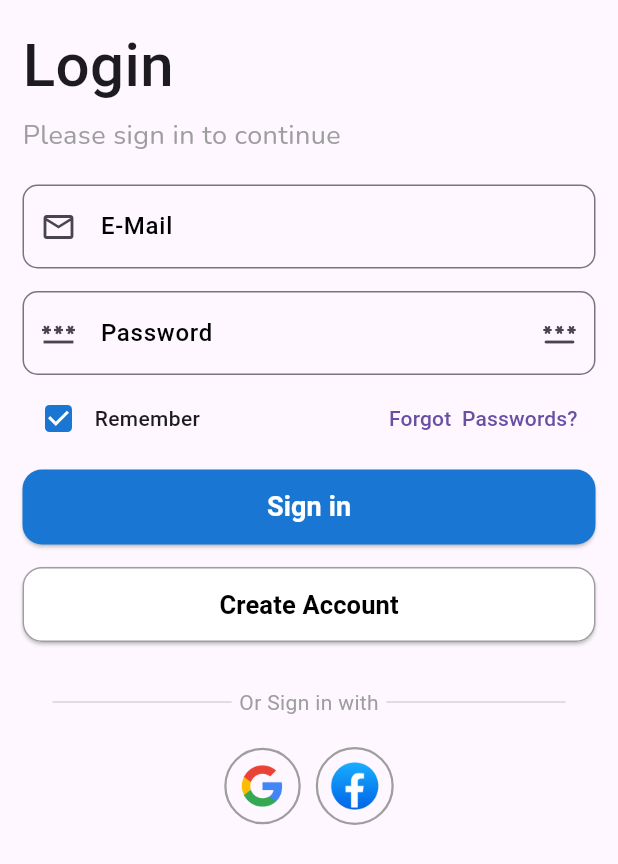
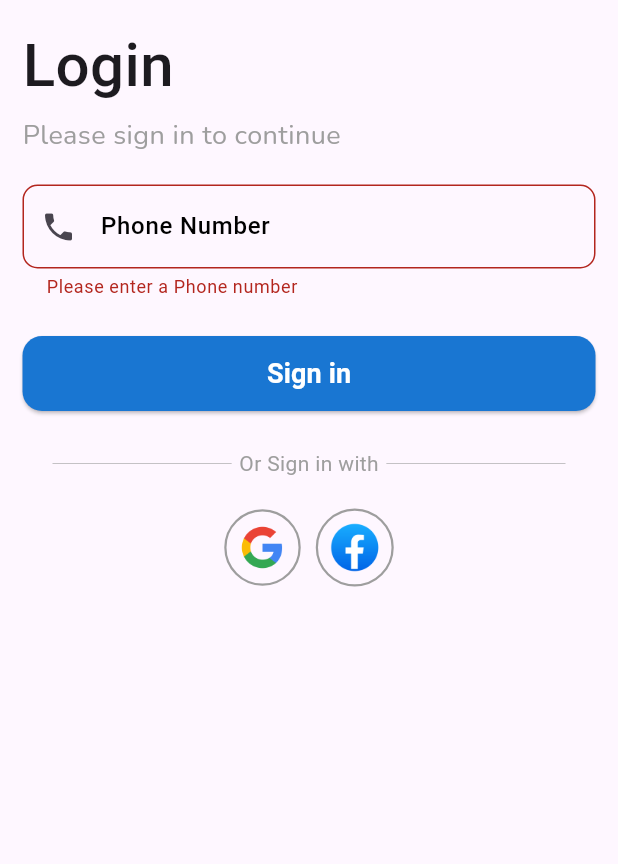
Before and after one commit to AfilAhamed/Chat_App_Firebase, a Flutter app: the screen it shows after launch, after a tap on "Sign in", on a phone screen of 412 x 824 dp. Shown: the top 864 px of the screen. Run offline on Flutter 3.47's test engine with Material 3 defaults, Android fonts, the phone set to English and light mode, and no system bars; our stand-ins replace firebase_auth, firebase_core, google_fonts, google_sign_in, pinput; accounts and stored records are empty; Roboto replaces fonts that are missing (Mali).

Commit message:
first commit

```diff
--- a/lib/main.dart
+++ b/lib/main.dart
@@ -1,7 +1,11 @@
-import 'package:chat_app/view/auth_screen/login_screen.dart';
+import 'package:chat_app/firebase_options.dart';
+import 'package:chat_app/view/auth_screen/auth_state.dart';
+import 'package:firebase_core/firebase_core.dart';
 import 'package:flutter/material.dart';
 
-void main() {
+void main() async {
+  WidgetsFlutterBinding.ensureInitialized();
+  await Firebase.initializeApp(options: DefaultFirebaseOptions.currentPlatform);
   runApp(const MyApp());
 }
 
@@ -19,7 +23,7 @@ class MyApp extends StatelessWidget {
               centerTitle: true,
               backgroundColor: Colors.blue,
               iconTheme: IconThemeData(color: Colors.white, size: 28))),
-      home: UserLoginScreen(),
+      home: const AuthGateWay(),
     );
   }
 }
--- /dev/null
+++ b/lib/view/auth_screen/auth_state.dart
@@ -0,0 +1,25 @@
+import 'package:chat_app/view/auth_screen/login_screen.dart';
+import 'package:chat_app/view/home_screen/home_screen.dart';
+import 'package:firebase_auth/firebase_auth.dart';
+import 'package:flutter/material.dart';
+
+class AuthGateWay extends StatelessWidget {
+  const AuthGateWay({super.key});
+
+  @override
+  Widget build(BuildContext context) {
+    return StreamBuilder(
+        stream: FirebaseAuth.instance.authStateChanges(),
+        builder: (context, AsyncSnapshot<User?> snapshot) {
+          if (snapshot.hasData || snapshot.data != null) {
+            return const HomeScreen();
+          } else if (snapshot.connectionState == ConnectionState.waiting) {
+            return const Center(
+              child: CircularProgressIndicator(color: Colors.blue),
+            );
+          }
+
+          return UserLoginScreen();
+        });
+  }
+}
--- a/lib/view/auth_screen/login_screen.dart
+++ b/lib/view/auth_screen/login_screen.dart
@@ -1,10 +1,12 @@
+import 'package:chat_app/services/auth_services.dart';
+import 'package:chat_app/view/auth_screen/widgets/otp_screen.dart';
 import 'package:flutter/material.dart';
 import 'package:google_fonts/google_fonts.dart';
 import 'widgets/decorations.dart';
 
 class UserLoginScreen extends StatelessWidget {
-  const UserLoginScreen({super.key});
-
+  UserLoginScreen({super.key});
+  final TextEditingController numberController = TextEditingController();
   @override
   Widget build(BuildContext context) {
     final GlobalKey<FormState> formKey = GlobalKey<FormState>();
@@ -42,56 +44,22 @@ class UserLoginScreen extends StatelessWidget {
               child: Column(
                 children: [
                   TextFormField(
+                    controller: numberController,
+                    validator: (value) {
+                      if (value == null || value.isEmpty) {
+                        return 'Please enter a Phone number';
+                      } else {
+                        return null;
+                      }
+                    },
                     autovalidateMode: AutovalidateMode.onUserInteraction,
                     decoration: inputDecration(
-                      'E-Mail',
-                      Icons.mail_outlined,
+                      'Phone Number',
+                      Icons.phone,
                     ),
                   ),
                   const SizedBox(
-                    height: 15,
-                  ),
-                  TextFormField(
-                    obscureText: true,
-                    autovalidateMode: AutovalidateMode.onUserInteraction,
-                    decoration: InputDecoration(
-                        border: OutlineInputBorder(
-                            borderRadius: BorderRadius.circular(10)),
-                        labelText: 'Password',
-                        labelStyle: const TextStyle(
-                            fontWeight: FontWeight.w500, color: Colors.black),
-                        prefixIcon: const Icon(Icons.password),
-                        suffixIcon: IconButton(
-                            onPressed: () {},
-                            icon: const Icon(Icons.password_rounded))),
-                  ),
-                  const SizedBox(
-                    height: 5,
-                  ),
-                  Row(
-                    mainAxisAlignment: MainAxisAlignment.spaceBetween,
-                    children: [
-                      Row(
-                        children: [
-                          Checkbox(
-                              shape: RoundedRectangleBorder(
-                                  borderRadius: BorderRadius.circular(3)),
-                              activeColor: Colors.blue.shade700,
-                              value: true,
-                              onChanged: (value) {}),
-                          const Text(
-                            'Remember',
-                            style: TextStyle(fontWeight: FontWeight.w500),
-                          )
-                        ],
-                      ),
-                      TextButton(
-                          onPressed: () {},
-                          child: const Text('Forgot  Passwords?')),
-                    ],
-                  ),
-                  const SizedBox(
-                    height: 10,
+                    height: 25,
                   ),
                   SizedBox(
                       height: 50,
@@ -102,8 +70,14 @@ class UserLoginScreen extends StatelessWidget {
                                   borderRadius: BorderRadius.circular(13)),
                               backgroundColor: Colors.blue.shade700),
                           onPressed: () {
-                            // if (formKey.currentState!.validate()) {
-                            // }
+                            if (formKey.currentState!.validate()) {
+                              Navigator.push(
+                                  context,
+                                  MaterialPageRoute(
+                                      builder: (context) => OtpScreen(
+                                            phoneNumber: numberController.text,
+                                          )));
+                            }
                           },
                           child: Text(
                             'Sign in',
@@ -112,31 +86,11 @@ class UserLoginScreen extends StatelessWidget {
                                 fontSize: 18,
                                 fontWeight: FontWeight.w600),
                           ))),
-                  const SizedBox(
-                    height: 15,
-                  ),
-                  SizedBox(
-                      height: 50,
-                      width: double.infinity,
-                      child: ElevatedButton(
-                          style: ElevatedButton.styleFrom(
-                              shape: RoundedRectangleBorder(
-                                  borderRadius: BorderRadius.circular(13)),
-                              side: const BorderSide(color: Colors.grey),
-                              backgroundColor: Colors.white),
-                          onPressed: () {},
-                          child: Text(
-                            'Create Account',
-                            style: GoogleFonts.mali(
-                                color: Colors.black,
-                                fontSize: 17,
-                                fontWeight: FontWeight.w600),
-                          ))),
                 ],
               ),
             ),
             const SizedBox(
-              height: 30,
+              height: 25,
             ),
             const Row(
               children: [
@@ -171,7 +125,9 @@ class UserLoginScreen extends StatelessWidget {
                       border: Border.all(width: 1.5, color: Colors.grey),
                       borderRadius: BorderRadius.circular(100)),
                   child: IconButton(
-                      onPressed: () {},
+                      onPressed: () {
+                        AuthServices().signInWithGoogle();
+                      },
                       icon: const Image(
                           fit: BoxFit.cover,
                           height: 30,
--- a/lib/view/home_screen/home_screen.dart
+++ b/lib/view/home_screen/home_screen.dart
@@ -1,3 +1,4 @@
+import 'package:chat_app/services/auth_services.dart';
 import 'package:flutter/material.dart';
 
 class HomeScreen extends StatelessWidget {
@@ -20,7 +21,9 @@ class HomeScreen extends StatelessWidget {
       ),
       floatingActionButton: FloatingActionButton(
         backgroundColor: Colors.blue,
-        onPressed: () {},
+        onPressed: () {
+          AuthServices().sigOut();
+        },
         elevation: 0,
         tooltip: 'Message',
         splashColor: Colors.lightBlue,
--- a/pubspec.yaml
+++ b/pubspec.yaml
@@ -38,6 +38,11 @@ dependencies:
   google_fonts: ^6.1.0
   iconsax: ^0.0.8
   path_provider: ^2.1.1
+  cloud_firestore: ^4.13.6
+  firebase_auth: ^4.15.3
+  firebase_core: ^2.24.2
+  google_sign_in: ^6.2.1
+  pinput: ^3.0.1
 
 dev_dependencies:
   flutter_test:
```
Also changed, not shown: lib/services/auth_services.dart (added, +33 -0 lines), lib/view/auth_screen/widgets/otp_screen.dart (added, +80 -0 lines), lib/firebase_options.dart (added), pubspec.lock, 5 other files.
